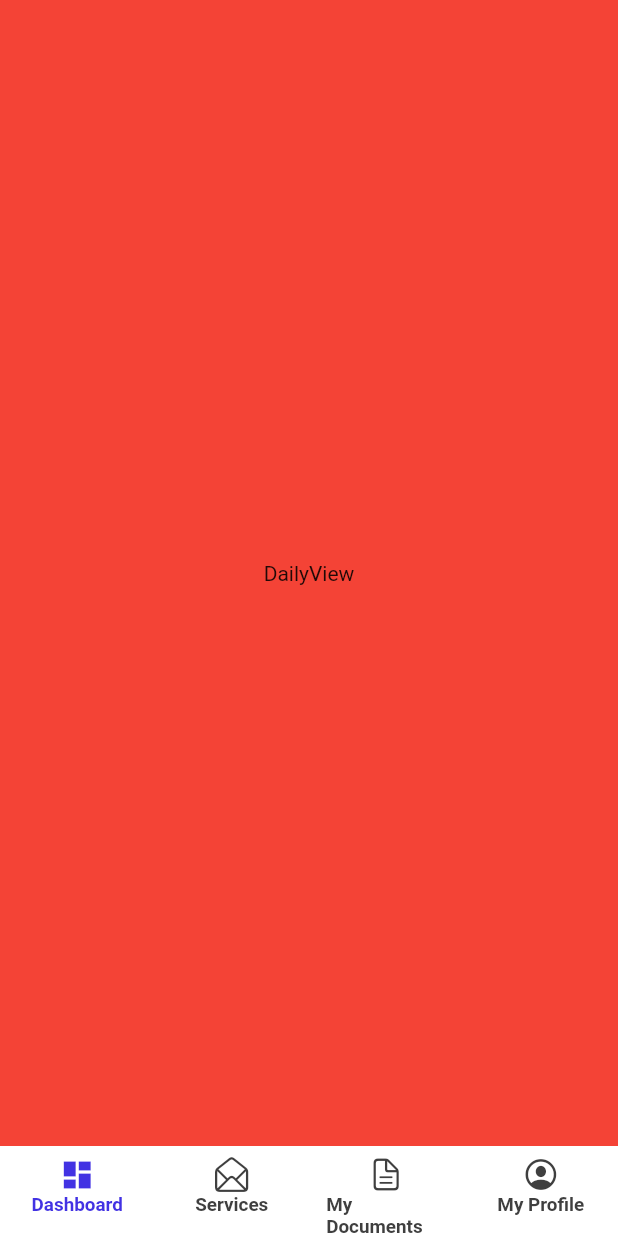
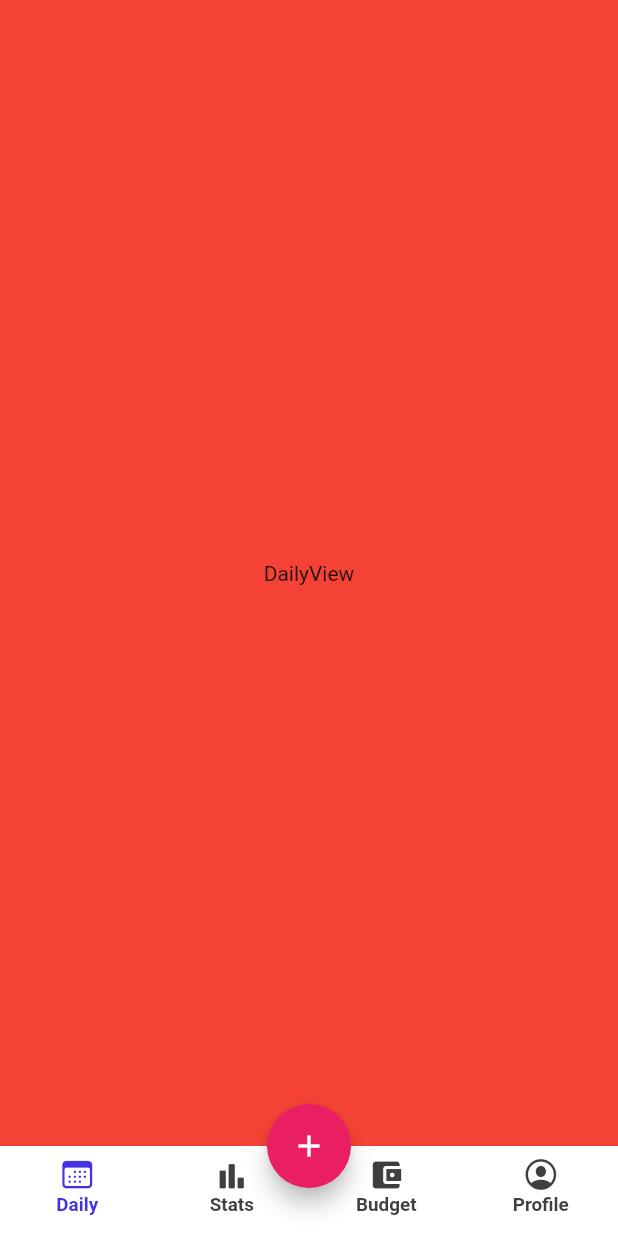
Before and after one commit to evansmwenda/ExpenseTracker, a Flutter app: the screen it shows after launch, on a phone screen of 412 x 824 dp. Run offline on Flutter 3.47's test engine with Material 2 defaults, Android fonts, the phone set to English and light mode, and no system bars; our stand-ins replace flutter_screenutil, get.

Commit message:
added fab, icons

```diff
--- a/lib/config/controller_binding.dart
+++ b/lib/config/controller_binding.dart
@@ -1,15 +1,19 @@
 import 'package:get/get.dart';
 import '../ui/counter/counter_controller.dart';
 import '../ui/home/home_controller.dart';
+import '../ui/home/tabs/budget/budget_controller.dart';
+import '../ui/home/tabs/daily/daily_controller.dart';
+import '../ui/home/tabs/profile/profile_controller.dart';
+import '../ui/home/tabs/stats/stats_controller.dart';
 
 class ControllerBinding implements Bindings {
   @override
   void dependencies() {
     Get.lazyPut<CounterController>(() => CounterController());
     Get.lazyPut<HomeController>(() => HomeController());
-    // Get.lazyPut<DailyController>(() => DailyController());
-    // Get.lazyPut<StatsController>(() => StatsController());
-    // Get.lazyPut<BudgetController>(() => BudgetController());
-    // Get.lazyPut<ProfileController>(() => ProfileController());
+    Get.lazyPut<DailyController>(() => DailyController());
+    Get.lazyPut<StatsController>(() => StatsController());
+    Get.lazyPut<BudgetController>(() => BudgetController());
+    Get.lazyPut<ProfileController>(() => ProfileController());
   }
 }
--- a/lib/ui/home/home_view.dart
+++ b/lib/ui/home/home_view.dart
@@ -20,10 +20,9 @@ class HomeView extends GetView<HomeController> {
 
   @override
   Widget build(BuildContext context) {
-
     return Scaffold(
       body: Obx(
-            () => pages[controller.tabIndex],
+        () => pages[controller.tabIndex],
       ),
       bottomNavigationBar: Container(
         height: 60,
@@ -32,36 +31,44 @@ class HomeView extends GetView<HomeController> {
         ),
         child: Row(
           mainAxisAlignment: MainAxisAlignment.spaceAround,
-          children:  const [
+          children: const [
             Expanded(
               child: BottomNavItem(
-                title: "Dashboard",
-                activeIcon: Icons.dashboard,
+                title: "Daily",
+                activeIcon: CupertinoIcons.calendar,
                 index: 0,
               ),
             ),
             Expanded(
               child: BottomNavItem(
-                title: "Services",
-                activeIcon: CupertinoIcons.envelope_open,
+                title: "Stats",
+                activeIcon: CupertinoIcons.chart_bar_alt_fill,
                 index: 1,
               ),
             ),
             Expanded(
               child: BottomNavItem(
-                title: "My Documents",
-                activeIcon: CupertinoIcons.doc_text,
+                title: "Budget",
+                activeIcon: Icons.account_balance_wallet,
                 index: 2,
               ),
             ),
             Expanded(
               child: BottomNavItem(
-                title: "My Profile",
+                title: "Profile",
                 activeIcon: CupertinoIcons.profile_circled,
                 index: 3,
               ),
             ),
           ],
+        ),
+      ),
+      floatingActionButtonLocation: FloatingActionButtonLocation.centerDocked,
+      floatingActionButton: FloatingActionButton(
+        backgroundColor: Colors.pink,
+        onPressed: () {},
+        child: const Center(
+          child: Icon(Icons.add, color: Colors.white),
         ),
       ),
     );
@@ -86,7 +93,7 @@ class BottomNavItem extends StatelessWidget {
     return InkWell(
         onTap: () => c.changeIndex(index: index),
         child: Obx(
-              () => Container(
+          () => Container(
               margin: const EdgeInsets.only(
                 left: 10,
                 right: 10,
```
